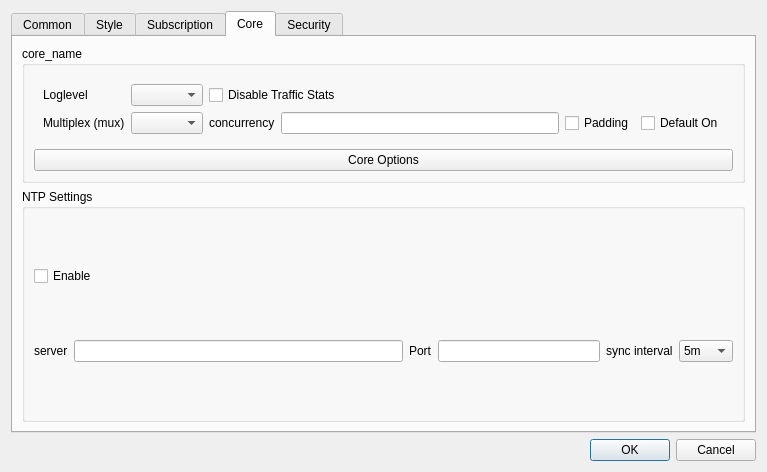
Old version of the form include/ui/setting/dialog_basic_settings.ui in the repository shengmo0210/Throne.
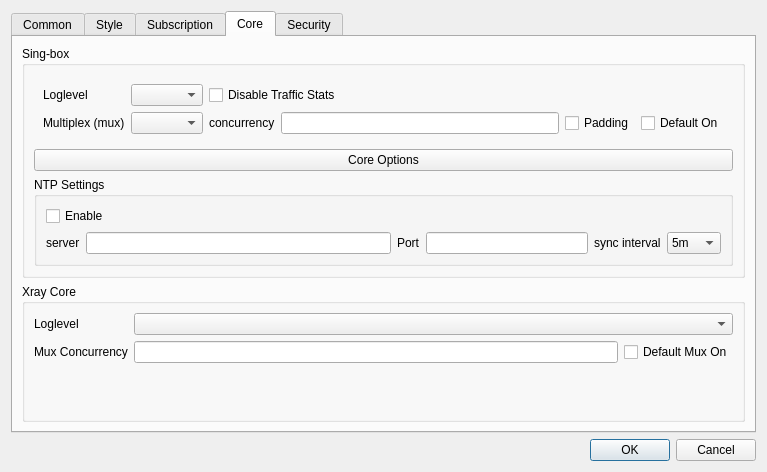
New version of the form. The open tabs and pages were chosen to show the change. Custom widgets are drawn as their Qt base class.

Commit message: add global xray configs

```diff
--- a/include/ui/setting/dialog_basic_settings.ui
+++ b/include/ui/setting/dialog_basic_settings.ui
@@ -571,12 +571,12 @@
        </item>
        <item row="4" column="0">
         <widget class="QLabel" name="label_custom_hwid_params">
-         <property name="text">
-          <string>Custom System Parameters (optional)</string>
-         </property>
          <property name="toolTip">
           <string>&lt;html&gt;&lt;head/&gt;&lt;body&gt;&lt;p&gt;Format: hwid=value,os=value,osVersion=value,model=value&lt;/p&gt;&lt;p&gt;Leave empty to use default values. Only specify the parameters you want to override.&lt;/p&gt;&lt;/body&gt;&lt;/html&gt;</string>
          </property>
+         <property name="text">
+          <string>Custom System Parameters (optional)</string>
+         </property>
         </widget>
        </item>
        <item row="4" column="1">
@@ -622,7 +622,7 @@
           </sizepolicy>
          </property>
          <property name="title">
-          <string notr="true">core_name</string>
+          <string notr="true">Sing-box</string>
          </property>
          <layout class="QVBoxLayout" name="verticalLayout_3">
           <item>
@@ -715,9 +715,6 @@
             </property>
            </widget>
           </item>
-         </layout>
-        </widget>
-       </item>
        <item>
         <widget class="QGroupBox" name="ntp_box">
          <property name="toolTip">
@@ -797,6 +794,63 @@
              </widget>
             </item>
            </layout>
+             </item>
+            </layout>
+           </widget>
+          </item>
+         </layout>
+        </widget>
+       </item>
+       <item>
+        <widget class="QGroupBox" name="xray_core_box">
+         <property name="title">
+          <string>Xray Core</string>
+         </property>
+         <layout class="QFormLayout" name="formLayout">
+          <item row="0" column="0">
+           <widget class="QLabel" name="label_10">
+            <property name="text">
+             <string>Loglevel</string>
+            </property>
+           </widget>
+          </item>
+          <item row="0" column="1">
+           <widget class="QComboBox" name="xray_loglevel"/>
+          </item>
+          <item row="1" column="0">
+           <widget class="QLabel" name="label_23">
+            <property name="text">
+             <string>Mux Concurrency</string>
+            </property>
+           </widget>
+          </item>
+          <item row="1" column="1">
+           <widget class="QWidget" name="widget" native="true">
+            <layout class="QHBoxLayout" name="horizontalLayout_3">
+             <property name="leftMargin">
+              <number>0</number>
+             </property>
+             <property name="topMargin">
+              <number>0</number>
+             </property>
+             <property name="rightMargin">
+              <number>0</number>
+             </property>
+             <property name="bottomMargin">
+              <number>0</number>
+             </property>
+             <item>
+              <widget class="QLineEdit" name="xray_mux_concurrency"/>
+             </item>
+             <item>
+              <widget class="QCheckBox" name="xray_default_mux">
+               <property name="text">
+                <string>Default Mux On</string>
+               </property>
+              </widget>
+             </item>
+            </layout>
+           </widget>
           </item>
          </layout>
         </widget>
```
Lines whose indentation alone changed are shown as unchanged. The commit also changes 9 other files.
